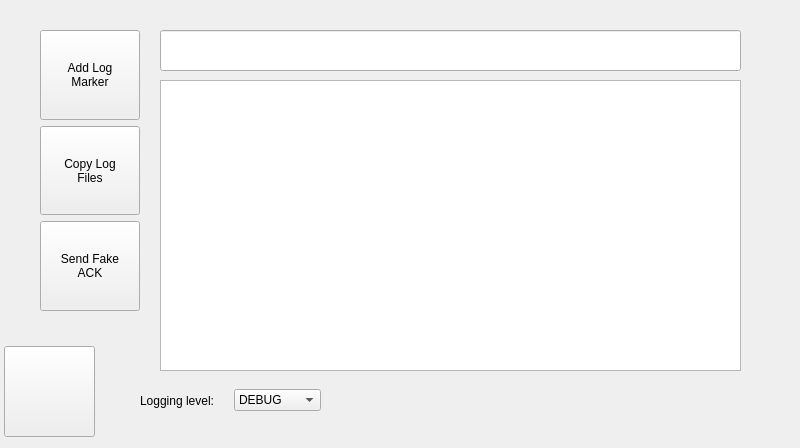
Old version of the form ClientApp/qt/debugpage_qt.ui in the repository re3Dprinting/touchscreen.
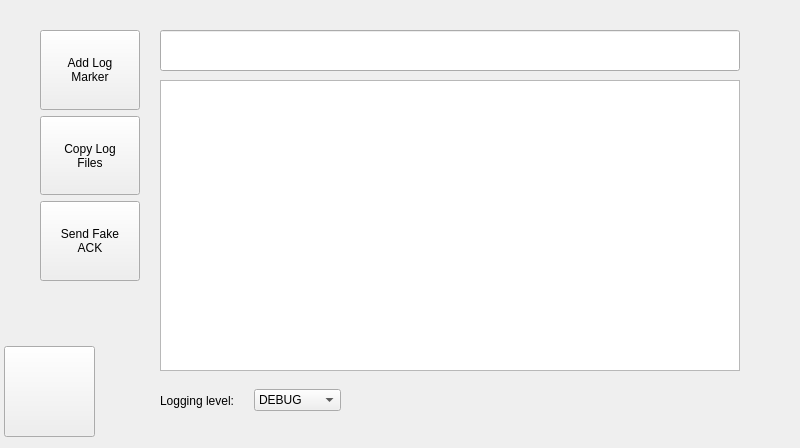
New version of the form. Icons and pictures are not drawn.

Patch:
```diff
--- a/ClientApp/qt/debugpage_qt.ui
+++ b/ClientApp/qt/debugpage_qt.ui
@@ -51,75 +51,12 @@
     </size>
    </property>
   </widget>
-  <widget class="QWidget" name="layoutWidget">
-   <property name="geometry">
-    <rect>
-     <x>40</x>
-     <y>30</y>
-     <width>111</width>
-     <height>281</height>
-    </rect>
-   </property>
-   <layout class="QVBoxLayout" name="verticalLayout">
-    <item>
-     <widget class="QPushButton" name="w_pushbutton_add_marker">
-      <property name="maximumSize">
-       <size>
-        <width>100</width>
-        <height>100</height>
-       </size>
-      </property>
-      <property name="focusPolicy">
-       <enum>Qt::NoFocus</enum>
-      </property>
-      <property name="text">
-       <string>Add Log
-Marker</string>
-      </property>
-     </widget>
-    </item>
-    <item>
-     <widget class="QPushButton" name="w_pushbutton_copy_log">
-      <property name="maximumSize">
-       <size>
-        <width>100</width>
-        <height>100</height>
-       </size>
-      </property>
-      <property name="focusPolicy">
-       <enum>Qt::NoFocus</enum>
-      </property>
-      <property name="text">
-       <string>Copy Log
-Files</string>
-      </property>
-     </widget>
-    </item>
-    <item>
-     <widget class="QPushButton" name="w_pushbutton_send_fake_ack">
-      <property name="maximumSize">
-       <size>
-        <width>100</width>
-        <height>100</height>
-       </size>
-      </property>
-      <property name="focusPolicy">
-       <enum>Qt::NoFocus</enum>
-      </property>
-      <property name="text">
-       <string>Send Fake
-ACK</string>
-      </property>
-     </widget>
-    </item>
-   </layout>
-  </widget>
   <widget class="QTextBrowser" name="w_message_text">
    <property name="geometry">
     <rect>
      <x>160</x>
      <y>80</y>
-     <width>581</width>
+     <width>580</width>
      <height>291</height>
     </rect>
    </property>
@@ -141,7 +78,7 @@
     <rect>
      <x>160</x>
      <y>30</y>
-     <width>581</width>
+     <width>580</width>
      <height>41</height>
     </rect>
    </property>
@@ -149,7 +86,7 @@
   <widget class="QWidget" name="horizontalLayoutWidget">
    <property name="geometry">
     <rect>
-     <x>140</x>
+     <x>160</x>
      <y>380</y>
      <width>181</width>
      <height>41</height>
@@ -179,6 +116,69 @@
     </item>
    </layout>
   </widget>
+  <widget class="QWidget" name="widget" native="true">
+   <property name="geometry">
+    <rect>
+     <x>40</x>
+     <y>30</y>
+     <width>112</width>
+     <height>251</height>
+    </rect>
+   </property>
+   <layout class="QVBoxLayout" name="verticalLayout_2">
+    <item>
+     <widget class="QPushButton" name="w_pushbutton_add_marker">
+      <property name="maximumSize">
+       <size>
+        <width>100</width>
+        <height>100</height>
+       </size>
+      </property>
+      <property name="focusPolicy">
+       <enum>Qt::NoFocus</enum>
+      </property>
+      <property name="text">
+       <string>Add Log
+Marker</string>
+      </property>
+     </widget>
+    </item>
+    <item>
+     <widget class="QPushButton" name="w_pushbutton_copy_log">
+      <property name="maximumSize">
+       <size>
+        <width>100</width>
+        <height>100</height>
+       </size>
+      </property>
+      <property name="focusPolicy">
+       <enum>Qt::NoFocus</enum>
+      </property>
+      <property name="text">
+       <string>Copy Log
+Files</string>
+      </property>
+     </widget>
+    </item>
+    <item>
+     <widget class="QPushButton" name="w_pushbutton_send_fake_ack">
+      <property name="maximumSize">
+       <size>
+        <width>100</width>
+        <height>100</height>
+       </size>
+      </property>
+      <property name="focusPolicy">
+       <enum>Qt::NoFocus</enum>
+      </property>
+      <property name="text">
+       <string>Send Fake
+ACK</string>
+      </property>
+     </widget>
+    </item>
+   </layout>
+  </widget>
  </widget>
  <resources/>
  <connections/>
```
